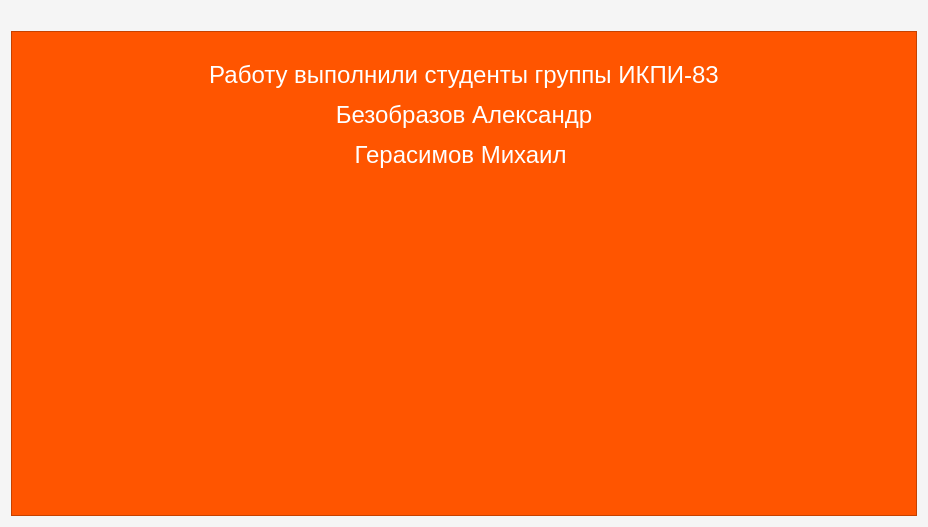
The window that Bot/info.ui (ultraxion2000/Bot_creator-1) describes before a commit, drawn with Qt 5.
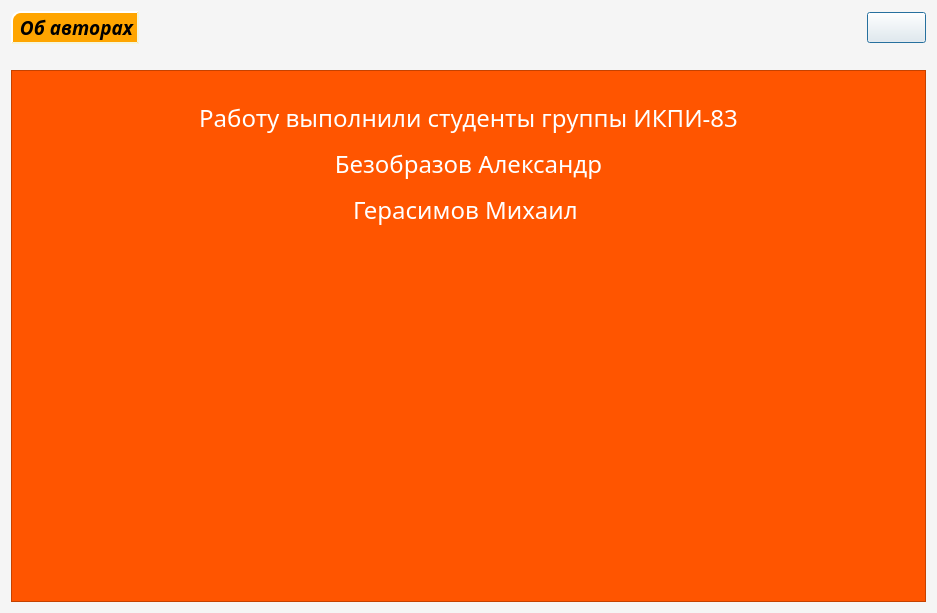
The same window after the commit. Icons and pictures are not drawn.

What changed in the file:
```diff
--- a/Bot/info.ui
+++ b/Bot/info.ui
@@ -6,8 +6,8 @@
    <rect>
     <x>0</x>
     <y>0</y>
-    <width>928</width>
-    <height>527</height>
+    <width>937</width>
+    <height>613</height>
    </rect>
   </property>
   <property name="windowTitle">
@@ -18,6 +18,55 @@
   </property>
   <layout class="QGridLayout" name="gridLayout">
    <item row="0" column="0">
+    <layout class="QHBoxLayout" name="horizontalLayout">
+     <item alignment="Qt::AlignLeft">
+      <widget class="QLabel" name="label">
+       <property name="font">
+        <font>
+         <family>Arial Nova</family>
+         <pointsize>-1</pointsize>
+         <weight>75</weight>
+         <italic>false</italic>
+         <bold>true</bold>
+        </font>
+       </property>
+       <property name="styleSheet">
+        <string notr="true">QLabel{
+    background-color: orange;
+    border-style: outset;
+    border-width: 2px;
+    border-top-left-radius: 10px;
+    border-color: beige;
+    font: bold 10px;
+    min-width: 10em;
+    padding: 1px;
+}</string>
+       </property>
+       <property name="text">
+        <string>&lt;html&gt;&lt;head/&gt;&lt;body&gt;&lt;p align=&quot;center&quot;&gt;&lt;span style=&quot; font-size:14pt; font-style:italic;&quot;&gt;Об авторах&lt;/span&gt;&lt;/p&gt;&lt;/body&gt;&lt;/html&gt;</string>
+       </property>
+      </widget>
+     </item>
+     <item alignment="Qt::AlignRight">
+      <widget class="QPushButton" name="pushButton">
+       <property name="font">
+        <font>
+         <pointsize>14</pointsize>
+        </font>
+       </property>
+       <property name="styleSheet">
+        <string notr="true">border-image: url(:/resourec/img/8.png) 0 0 0 0 ;</string>
+       </property>
+       <property name="text">
+        <string/>
+       </property>
+      </widget>
+     </item>
+    </layout>
+   </item>
+   <item row="1" column="0">
+    <layout class="QVBoxLayout" name="verticalLayout">
+     <item>
     <widget class="QLabel" name="image2">
      <property name="maximumSize">
       <size>
@@ -33,8 +82,17 @@
      </property>
     </widget>
    </item>
-   <item row="1" column="0">
+     <item>
     <widget class="QTextBrowser" name="textBrowser">
+       <property name="font">
+        <font>
+         <family>Georgia Pro Semibold</family>
+         <pointsize>10</pointsize>
+         <weight>75</weight>
+         <italic>false</italic>
+         <bold>true</bold>
+        </font>
+       </property>
      <property name="styleSheet">
       <string notr="true">background-color:rgb(255, 85, 0)</string>
      </property>
@@ -42,13 +100,15 @@
       <string>&lt;!DOCTYPE HTML PUBLIC &quot;-//W3C//DTD HTML 4.0//EN&quot; &quot;http://www.w3.org/TR/REC-html40/strict.dtd&quot;&gt;
 &lt;html&gt;&lt;head&gt;&lt;meta name=&quot;qrichtext&quot; content=&quot;1&quot; /&gt;&lt;style type=&quot;text/css&quot;&gt;
 p, li { white-space: pre-wrap; }
-&lt;/style&gt;&lt;/head&gt;&lt;body style=&quot; font-family:'MS Shell Dlg 2'; font-size:7.8pt; font-weight:400; font-style:normal;&quot;&gt;
-&lt;p align=&quot;center&quot; style=&quot;-qt-paragraph-type:empty; margin-top:12px; margin-bottom:12px; margin-left:0px; margin-right:0px; -qt-block-indent:0; text-indent:0px;&quot;&gt;&lt;br /&gt;&lt;/p&gt;
-&lt;p align=&quot;center&quot; style=&quot; margin-top:12px; margin-bottom:12px; margin-left:0px; margin-right:0px; -qt-block-indent:0; text-indent:0px;&quot;&gt;&lt;span style=&quot; font-size:18pt; color:#ffffff;&quot;&gt;Работу выполнили студенты группы ИКПИ-83&lt;/span&gt;&lt;/p&gt;
-&lt;p align=&quot;center&quot; style=&quot; margin-top:12px; margin-bottom:12px; margin-left:0px; margin-right:0px; -qt-block-indent:0; text-indent:0px;&quot;&gt;&lt;span style=&quot; font-size:18pt; color:#ffffff;&quot;&gt;Безобразов Александр&lt;/span&gt;&lt;/p&gt;
-&lt;p align=&quot;center&quot; style=&quot; margin-top:12px; margin-bottom:12px; margin-left:0px; margin-right:0px; -qt-block-indent:0; text-indent:0px;&quot;&gt;&lt;span style=&quot; font-size:18pt; color:#ffffff;&quot;&gt;Герасимов Михаил &lt;/span&gt;&lt;/p&gt;&lt;/body&gt;&lt;/html&gt;</string>
-     </property>
-    </widget>
+&lt;/style&gt;&lt;/head&gt;&lt;body style=&quot; font-family:'Georgia Pro Semibold'; font-size:10pt; font-weight:600; font-style:normal;&quot;&gt;
+&lt;p align=&quot;center&quot; style=&quot;-qt-paragraph-type:empty; margin-top:12px; margin-bottom:12px; margin-left:0px; margin-right:0px; -qt-block-indent:0; text-indent:0px; font-family:'MS Shell Dlg 2'; font-size:7.8pt; font-weight:400;&quot;&gt;&lt;br /&gt;&lt;/p&gt;
+&lt;p align=&quot;center&quot; style=&quot; margin-top:12px; margin-bottom:12px; margin-left:0px; margin-right:0px; -qt-block-indent:0; text-indent:0px;&quot;&gt;&lt;span style=&quot; font-family:'MS Shell Dlg 2'; font-size:18pt; font-weight:400; color:#ffffff;&quot;&gt;Работу выполнили студенты группы ИКПИ-83&lt;/span&gt;&lt;/p&gt;
+&lt;p align=&quot;center&quot; style=&quot; margin-top:12px; margin-bottom:12px; margin-left:0px; margin-right:0px; -qt-block-indent:0; text-indent:0px;&quot;&gt;&lt;span style=&quot; font-family:'MS Shell Dlg 2'; font-size:18pt; font-weight:400; color:#ffffff;&quot;&gt;Безобразов Александр&lt;/span&gt;&lt;/p&gt;
+&lt;p align=&quot;center&quot; style=&quot; margin-top:12px; margin-bottom:12px; margin-left:0px; margin-right:0px; -qt-block-indent:0; text-indent:0px;&quot;&gt;&lt;span style=&quot; font-family:'MS Shell Dlg 2'; font-size:18pt; font-weight:400; color:#ffffff;&quot;&gt;Герасимов Михаил &lt;/span&gt;&lt;/p&gt;&lt;/body&gt;&lt;/html&gt;</string>
+       </property>
+      </widget>
+     </item>
+    </layout>
    </item>
   </layout>
  </widget>
```
Lines whose indentation alone changed are shown as unchanged.
